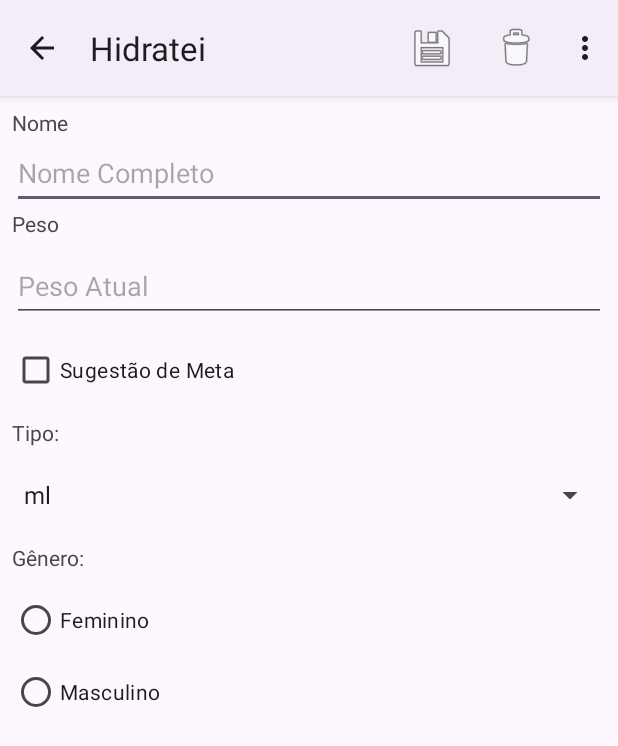
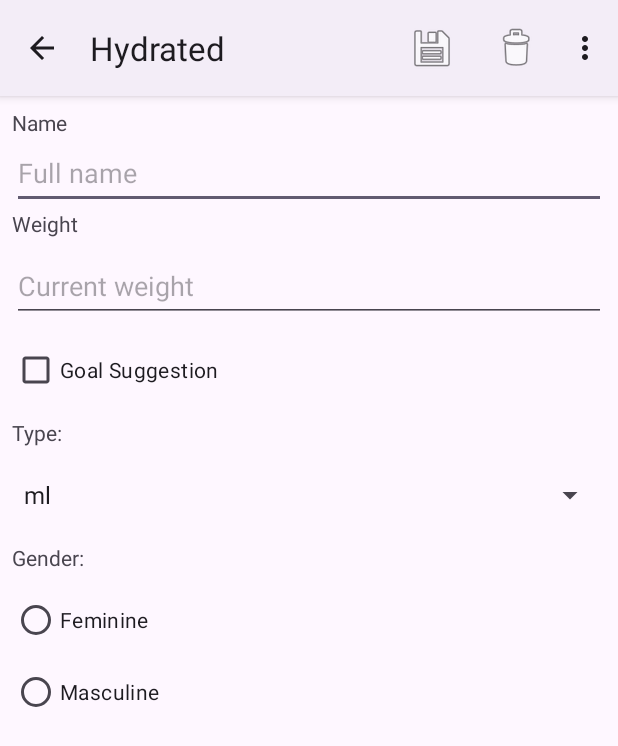
Before and after one commit to RenataVasconcelos/Hidratei, an Android app: the PessoaActivity screen opened directly, with no data from a screen before it, on a phone screen of 412 x 824 dp. Shown: the top 746 px of the screen. Run offline under Robolectric (Android 15) with nearby library versions, the phone set to English and light mode, and no system bars.

Commit message:
Suporte a novo idioma - inglês

```diff
--- a/app/src/main/java/br/edu/utfpr/renatavasconcelos/hidratei/PessoaActivity.java
+++ b/app/src/main/java/br/edu/utfpr/renatavasconcelos/hidratei/PessoaActivity.java
@@ -156,7 +156,7 @@
         }
         if (peso <= 0){
             Toast.makeText(this,
-                    "Peso deve ser maior que 0!",
+                    R.string.peso_deve_ser_maior_que_0,
                     Toast.LENGTH_LONG).show();
             editTextPeso.requestFocus();
             editTextPeso.setSelection(0, editTextPeso.getText().toString().length());
--- a/app/src/main/res/values/strings.xml
+++ b/app/src/main/res/values/strings.xml
@@ -1,50 +1,48 @@
 <resources>
-    <string name="app_name">Hidratei</string>
-    <string name="nome">Nome</string>
-    <string name="peso">Peso</string>
-    <string name="cadastrar">Cadastrar</string>
-    <string name="nome_completo">Nome Completo</string>
-    <string name="peso_atual">Peso Atual</string>
-    <string name="usuario_cadastrado">Usuário cadastrado</string>
-    <string name="faltou_entrar_com_o_nome">Faltou entrar com o nome!</string>
-    <string name="faltou_colocar_o_peso_atual">Faltou colocar o Peso Atual!</string>
-    <string name="limpar">Limpar</string>
-    <string name="nome_valor">"Nome: "</string>
-    <string name="peso_valor">"Peso: "</string>
-    <string name="peso_deve_ser_um_numero_inteiro">Peso deve ser um número inteiro!</string>
-    <string name="as_entradas_foram_apagadas">As entradas foram apagadas!</string>
-    <string name="sugestao_meta">Sugestão de Meta</string>
-    <string name="nao_quer_sugestao_de_meta">Não quer sugestão de meta!</string>
-    <string name="feminino">Feminino</string>
-    <string name="masculino">Masculino</string>
-    <string name="faltou_preencher_o_genero">faltou preencher o gênero!</string>
-    <string name="genero_usado">"Gênero: "</string>
-    <string name="tipo">Tipo:</string>
-    <string name="textGenero">"Gênero: "</string>
-    <string name="ml">ml</string>
-    <string name="litros">L</string>
-    <string name="faltou_exibir_o_tipo">faltou exibir o tipo!</string>
-    <string name="tipo_valor">"Tipo: "</string>
-    <string name="pessoa_de_nome">Pessoa de nome \"</string>
-    <string name="foi_clicada">\"\n foi clicada!</string>
-    <string name="recebeu_um_click_longo">\"\nRecebeu um click longo</string>
-    <string name="logo_agua">Logo que é um copo de agua</string>
-    <string name="descricao">Aplicativo para controle pessoal de ingestão de água para a disciplina de Desenvolvimento Java Para Dispositivos Móveis, da UTFPR</string>
-    <string name="autoria">Autor(a): <a href = "https://github.com/RenataVasconcelos">Renata Ingryd Alves de Vasconcelos</a> </string>
-    <string name="sobre">Sobre</string>
-    <string name="controle_de_pessoas">Controle de pessoas</string>
-    <string name="adicionar">Adicionar</string>
-    <string name="novo_cadastro">Novo Cadastro</string>
-    <string name="site_utfpr">www.utfpr.edu.br</string>
-    <string name="email_autor"><u>renatavasconcelos@alunos.utfpr.edu.br</u></string>
-    <string name="nenhum_aplicativo_para_abrir_paginas_web">Nenhum aplicativo para abrir páginas web</string>
-    <string name="nenhum_aplicativo_para_enviar_um_email">Nenhum aplicativo para enviar um e-mail</string>
-    <string name="contato_pelo_aplicativo">Contato pelo Aplicativo</string>
-    <string name="editar">Editar</string>
-    <string name="excluir">Excluir</string>
-    <string name="editar_pessoa">Editar Pessoa</string>
-    <string name="sugerir_tipo">Sugerir Tipo</string>
-    <string name="ordenacao">Ordenação</string>
-    <string name="restaurar_padroes">Restaurar Padrões</string>
-    <string name="as_configuracoes_voltaram_para_o_padrao_de_instalacao">As configurações voltaram para o padrão de instalação</string>
+    <string name="site_utfpr" translatable="false">www.utfpr.edu.br</string>
+    <string name="email_autor" translatable="false"><u>renatavasconcelos@alunos.utfpr.edu.br</u></string>
+    <string name="app_name">"Hydrated "</string>
+    <string name="nome">Name</string>
+    <string name="peso">Weight</string>
+    <string name="cadastrar">Register</string>
+    <string name="nome_completo">Full name</string>
+    <string name="peso_atual">Current weight</string>
+    <string name="usuario_cadastrado">"Registered user! "</string>
+    <string name="faltou_entrar_com_o_nome">You forgot to enter your name!</string>
+    <string name="faltou_colocar_o_peso_atual">You forgot to enter the current weight!</string>
+    <string name="limpar">Clear</string>
+    <string name="nome_valor">Name:</string>
+    <string name="peso_valor">"Weight: "</string>
+    <string name="peso_deve_ser_um_numero_inteiro">Weight must be a whole number!</string>
+    <string name="as_entradas_foram_apagadas">Entries have been deleted!</string>
+    <string name="sugestao_meta">Goal Suggestion</string>
+    <string name="nao_quer_sugestao_de_meta">No goal suggestion wanted!</string>
+    <string name="feminino">Feminine</string>
+    <string name="masculino">Masculine</string>
+    <string name="faltou_preencher_o_genero">I forgot to fill in the gender!</string>
+    <string name="genero_usado">Gender:</string>
+    <string name="tipo">Type:</string>
+    <string name="textGenero">Gender:</string>
+    <string name="ml" translatable="false">ml</string>
+    <string name="litros" translatable="false">L</string>
+    <string name="faltou_exibir_o_tipo">The type was missing!</string>
+    <string name="tipo_valor">"Type: "</string>
+    <string name="logo_agua">As soon as it\'s a glass of water</string>
+    <string name="descricao">Application for personal control of water intake for the Java Development for Mobile Devices course at UTFPR</string>
+    <string name="autoria">"Author: <a href="https://github.com/RenataVasconcelos">Renata Ingryd Alves de Vasconcelos</a> "</string>
+    <string name="sobre">About</string>
+    <string name="controle_de_pessoas">People Control</string>
+    <string name="adicionar">Add</string>
+    <string name="novo_cadastro">New Registration</string>
+    <string name="nenhum_aplicativo_para_abrir_paginas_web">No apps to open web pages!</string>
+    <string name="nenhum_aplicativo_para_enviar_um_email">No app to send an email!</string>
+    <string name="contato_pelo_aplicativo">Contact via App</string>
+    <string name="editar">Edit</string>
+    <string name="excluir">Delete</string>
+    <string name="editar_pessoa">Edit Person</string>
+    <string name="sugerir_tipo">Suggest Type</string>
+    <string name="ordenacao">Ordering</string>
+    <string name="restaurar_padroes">Restore Defaults</string>
+    <string name="as_configuracoes_voltaram_para_o_padrao_de_instalacao">Settings reverted to installation default!</string>
+    <string name="peso_deve_ser_maior_que_0">Weight must be greater than 0!</string>
 </resources>
```
Also changed, not shown: 1 other file.
